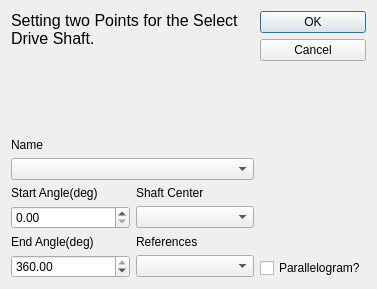
Before: the Qt Designer form core/simulate/edit_shaft.ui in KmolYuan/Pyslvs-UI, drawn with Qt 5.
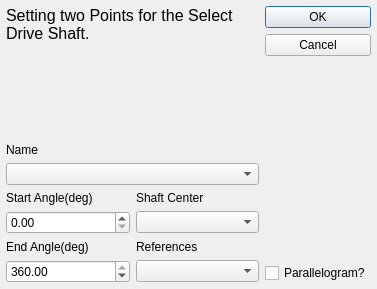
After: the same form once the commit is applied. Icons and pictures are not drawn.

What changed in the file:
```diff
--- a/core/simulate/edit_shaft.ui
+++ b/core/simulate/edit_shaft.ui
@@ -36,6 +36,21 @@
    <bool>true</bool>
   </property>
   <layout class="QHBoxLayout" name="horizontalLayout">
+   <property name="spacing">
+    <number>6</number>
+   </property>
+   <property name="leftMargin">
+    <number>6</number>
+   </property>
+   <property name="topMargin">
+    <number>6</number>
+   </property>
+   <property name="rightMargin">
+    <number>6</number>
+   </property>
+   <property name="bottomMargin">
+    <number>6</number>
+   </property>
    <item>
     <layout class="QVBoxLayout" name="verticalLayout">
      <item>
```
